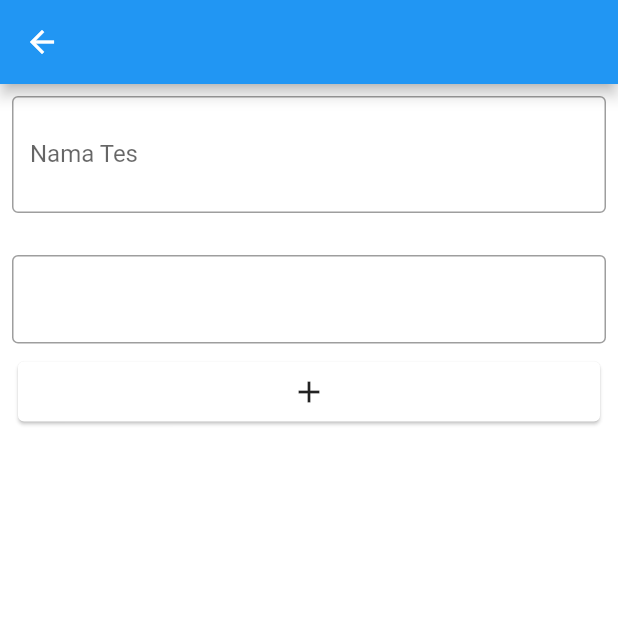
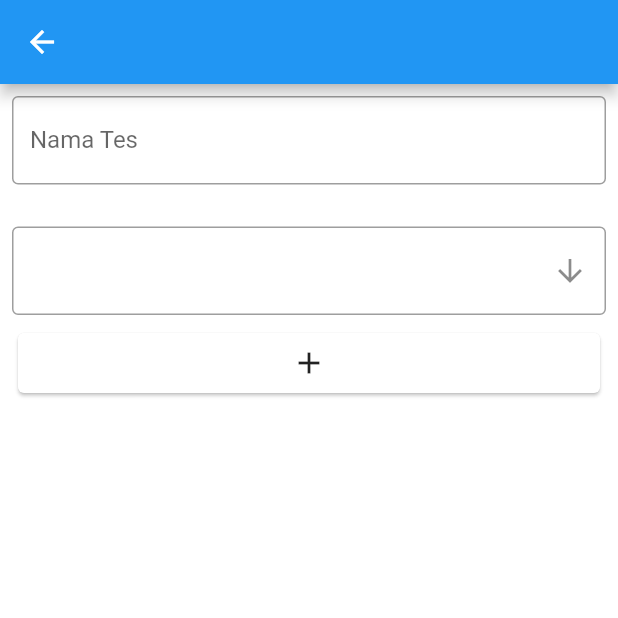
Before and after one commit to TesyarRAz/kuyisi, a Flutter app: the CreateScreen screen opened directly, after a tap on the "add" icon, on a phone screen of 412 x 824 dp, the top half of it. Run offline on Flutter 3.47's test engine with Material 2 defaults, Android fonts, the light colour scheme and no system bars; our stand-ins replace get, google_fonts, package_info_plus, supabase; accounts and stored records are empty; Roboto replaces fonts that are missing (Ubuntu); statements that could not run were skipped.

Commit message:
change ui

```diff
--- a/lib/core/entity/entity.dart
+++ b/lib/core/entity/entity.dart
@@ -2,3 +2,4 @@ library core_entity;
 
 part 'bank_soal.dart';
 part 'soal.dart';
+part 'pilihan.dart';
--- /dev/null
+++ b/lib/core/entity/pilihan.dart
@@ -0,0 +1,9 @@
+part of core_entity;
+
+class Pilihan {
+  String? pilihan;
+
+  Pilihan({
+    this.pilihan,
+  });
+}
--- a/lib/core/entity/soal.dart
+++ b/lib/core/entity/soal.dart
@@ -2,8 +2,10 @@ part of core_entity;
 
 class Soal {
   String? soal;
+  List<Pilihan>? pilihans;
 
   Soal({
     this.soal,
+    this.pilihans,
   });
 }
--- a/lib/core/screens/screens.dart
+++ b/lib/core/screens/screens.dart
@@ -2,7 +2,7 @@ library core_screens;
 
 import 'package:flutter/material.dart';
 import 'package:get/get.dart';
-import 'package:kuyisi/modules/bank_soal/bank_soal.dart';
+import 'package:kuyisi/modules/bank_soal/bank_soal.dart' as BankSoalModule;
 import 'package:package_info_plus/package_info_plus.dart';
 
 part 'main_screen.dart';
--- a/lib/modules/bank_soal/bank_soal.dart
+++ b/lib/modules/bank_soal/bank_soal.dart
@@ -1,6 +1,4 @@
 library bank_soal;
-
-import 'dart:math';
 
 import 'package:flutter/material.dart' hide ErrorWidget;
 import 'package:get/get.dart';
@@ -13,3 +11,4 @@ part 'screens/home_screen.dart';
 part 'screens/create_screen.dart';
 part 'widgets/soal_widget.dart';
 part 'widgets/pilihan_widget.dart';
+part 'widgets/button_widget.dart';
--- a/lib/modules/bank_soal/screens/create_screen.dart
+++ b/lib/modules/bank_soal/screens/create_screen.dart
@@ -1,8 +1,6 @@
 part of bank_soal;
 
 class CreateScreen extends StatelessWidget {
-  final _soals = <Soal>[].obs;
-
   CreateScreen({Key? key}) : super(key: key);
 
   @override
@@ -21,41 +19,17 @@ class CreateScreen extends StatelessWidget {
           padding: const EdgeInsets.all(8.0),
           child: Column(
             children: [
-              TextField(
-                decoration: const InputDecoration(
+              const TextField(
+                decoration: InputDecoration(
                   labelText: "Nama Tes",
                   border: OutlineInputBorder(),
                 ),
-                minLines: max(MediaQuery.of(context).size.width ~/ 200, 1),
-                maxLines: 5,
+                keyboardType: TextInputType.multiline,
               ),
               const SizedBox(
                 height: 20,
               ),
-              Column(
-                children: [
-                  Obx(
-                    () => ListView(
-                      shrinkWrap: true,
-                      children: _soals
-                          .map((e) => Padding(
-                                key: ObjectKey(e),
-                                padding:
-                                    const EdgeInsets.symmetric(vertical: 8.0),
-                                child: SoalWidget(
-                                  soal: e,
-                                ),
-                              ))
-                          .toList(),
-                    ),
-                  ),
-                  _AddButtonWidget(
-                    onPressed: () {
-                      _soals.add(Soal());
-                    },
-                  ),
-                ],
-              )
+              _ListSoalWidget()
             ],
           ),
         ),
@@ -64,23 +38,38 @@ class CreateScreen extends StatelessWidget {
   }
 }
 
-class _AddButtonWidget extends StatelessWidget {
-  final Function()? onPressed;
-
-  const _AddButtonWidget({Key? key, this.onPressed}) : super(key: key);
+class _ListSoalWidget extends StatefulWidget {
+  final soals = <Soal>[];
 
   @override
+  State<StatefulWidget> createState() => _ListSoalWidgetState();
+}
+
+class _ListSoalWidgetState extends State<_ListSoalWidget> {
+  @override
   Widget build(BuildContext context) {
-    return Card(
-      child: InkWell(
-        onTap: onPressed,
-        child: const Padding(
-          padding: EdgeInsets.all(8.0),
-          child: Center(
-            child: Icon(Icons.add),
-          ),
+    return ListView(
+      shrinkWrap: true,
+      children: [
+        ...widget.soals.map((e) {
+          return Padding(
+            key: ValueKey(e.soal),
+            padding: const EdgeInsets.symmetric(vertical: 8.0),
+            child: SoalWidget(
+              soal: e,
+            ),
+          );
+        }).toList(),
+        AddButtonWidget(
+          onPressed: () {
+            setState(() {
+              widget.soals.add(Soal(
+                pilihans: [],
+              ));
+            });
+          },
         ),
-      ),
+      ],
     );
   }
 }
--- /dev/null
+++ b/lib/modules/bank_soal/widgets/button_widget.dart
@@ -0,0 +1,22 @@
+part of bank_soal;
+
+class AddButtonWidget extends StatelessWidget {
+  final Function()? onPressed;
+
+  const AddButtonWidget({Key? key, this.onPressed}) : super(key: key);
+
+  @override
+  Widget build(BuildContext context) {
+    return Card(
+      child: InkWell(
+        onTap: onPressed,
+        child: const Padding(
+          padding: EdgeInsets.all(8.0),
+          child: Center(
+            child: Icon(Icons.add),
+          ),
+        ),
+      ),
+    );
+  }
+}
--- a/lib/modules/bank_soal/widgets/pilihan_widget.dart
+++ b/lib/modules/bank_soal/widgets/pilihan_widget.dart
@@ -13,6 +13,7 @@ class PilihanWidget extends StatelessWidget {
         decoration: const InputDecoration(
           border: OutlineInputBorder(),
         ),
+        keyboardType: TextInputType.multiline,
         controller: _pilihan,
       ),
     );
--- a/lib/modules/bank_soal/widgets/soal_widget.dart
+++ b/lib/modules/bank_soal/widgets/soal_widget.dart
@@ -3,6 +3,7 @@ part of bank_soal;
 class SoalWidget extends StatelessWidget {
   final Soal soal;
   final _text = TextEditingController();
+  final _collapse = true.obs;
 
   SoalWidget({Key? key, required this.soal}) : super(key: key) {
     _text.text = soal.soal ?? '';
@@ -18,12 +19,65 @@ class SoalWidget extends StatelessWidget {
       children: [
         TextField(
           controller: _text,
-          decoration: const InputDecoration(
-            border: OutlineInputBorder(),
+          decoration: InputDecoration(
+            border: const OutlineInputBorder(),
+            suffixIcon: IconButton(
+              splashColor: Colors.transparent,
+              highlightColor: Colors.transparent,
+              hoverColor: Colors.transparent,
+              icon: Obx(
+                () => _collapse.value
+                    ? const Icon(Icons.arrow_downward)
+                    : const Icon(Icons.arrow_back),
+              ),
+              onPressed: () {
+                _collapse.toggle();
+              },
+            ),
           ),
         ),
-        Column()
+        Obx(
+          () => Visibility(
+            child: _ListPilihanWidget(
+              pilihans: soal.pilihans!,
+            ),
+            visible: _collapse.isFalse,
+          ),
+        ),
       ],
     );
   }
 }
+
+class _ListPilihanWidget extends StatefulWidget {
+  final List<Pilihan> pilihans;
+
+  const _ListPilihanWidget({
+    Key? key,
+    required this.pilihans,
+  }) : super(key: key);
+
+  @override
+  State<StatefulWidget> createState() => _ListPilihanWidgetState();
+}
+
+class _ListPilihanWidgetState extends State<_ListPilihanWidget> {
+  @override
+  Widget build(BuildContext context) {
+    return ListView(
+      shrinkWrap: true,
+      children: [
+        ...widget.pilihans.map((e) {
+          return PilihanWidget(
+            key: ObjectKey(e),
+          );
+        }).toList(),
+        AddButtonWidget(
+          onPressed: () {
+            widget.pilihans.add(Pilihan());
+          },
+        ),
+      ],
+    );
+  }
+}
```
Also changed, not shown: lib/core/screens/main_screen.dart (+98 -53 lines), lib/modules/bank_soal/screens/home_screen.dart (+34 -18 lines).
